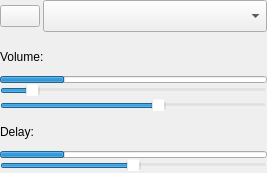
The window that UI/audioMonitor.ui (Gemmstone/PyNGtuber) describes before a commit, drawn with Qt 5.
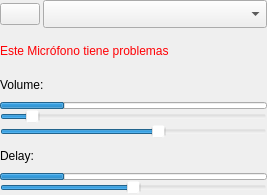
The same window after the commit. Icons and pictures are not drawn.

```diff
--- a/UI/audioMonitor.ui
+++ b/UI/audioMonitor.ui
@@ -7,7 +7,7 @@
     <x>0</x>
     <y>0</y>
     <width>267</width>
-    <height>173</height>
+    <height>195</height>
    </rect>
   </property>
   <property name="windowTitle">
@@ -102,6 +102,16 @@
      </item>
     </layout>
    </item>
+   <item>
+    <widget class="QLabel" name="label">
+     <property name="styleSheet">
+      <string notr="true">color: rgb(255, 0, 4);</string>
+     </property>
+     <property name="text">
+      <string>Este Micrófono tiene problemas</string>
+     </property>
+    </widget>
+   </item>
    <item>
     <widget class="QLabel" name="label_5">
      <property name="text">
```
